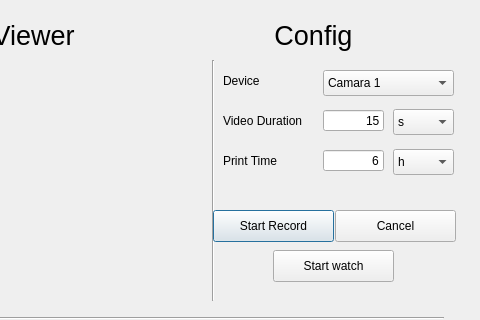
This is UI/QT_Engine.ui in MrRomo/Slow-Recorder- as Qt 5 draws it before an edit; both pictures show x 177 to 657 and y 0 to 320 of the 657 by 507 pixel window. The edited form follows.
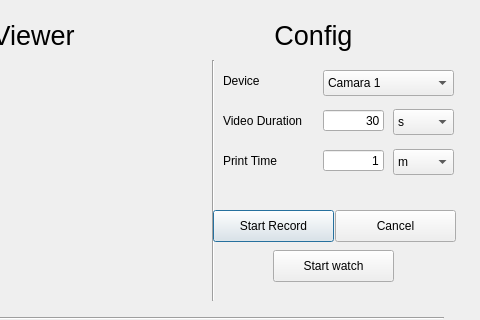
This is the edited form. Icons and pictures are not drawn.

```diff
--- a/UI/QT_Engine.ui
+++ b/UI/QT_Engine.ui
@@ -161,7 +161,10 @@
     </rect>
    </property>
    <property name="text">
-    <string>15</string>
+    <string>30</string>
+   </property>
+   <property name="maxLength">
+    <number>100</number>
    </property>
    <property name="alignment">
     <set>Qt::AlignRight|Qt::AlignTrailing|Qt::AlignVCenter</set>
@@ -205,7 +208,7 @@
     </rect>
    </property>
    <property name="text">
-    <string>6</string>
+    <string>1</string>
    </property>
    <property name="alignment">
     <set>Qt::AlignRight|Qt::AlignTrailing|Qt::AlignVCenter</set>
@@ -220,11 +223,6 @@
      <height>26</height>
     </rect>
    </property>
-   <item>
-    <property name="text">
-     <string>h</string>
-    </property>
-   </item>
    <item>
     <property name="text">
      <string>m</string>
```
Left out of the diff: 11 changed lines with no effect on the pictures.
